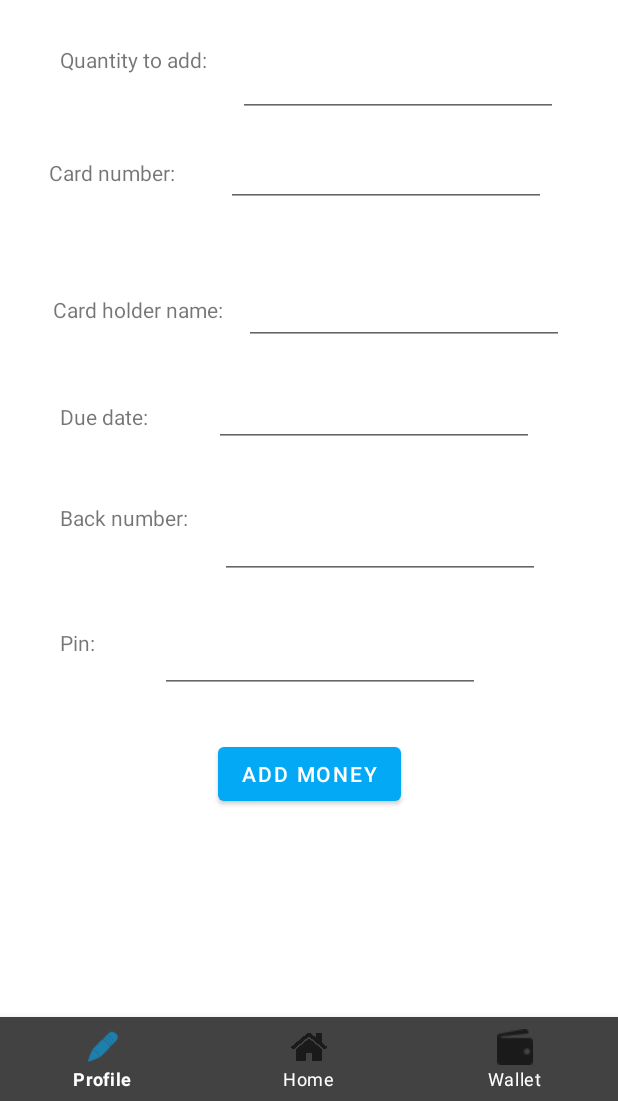
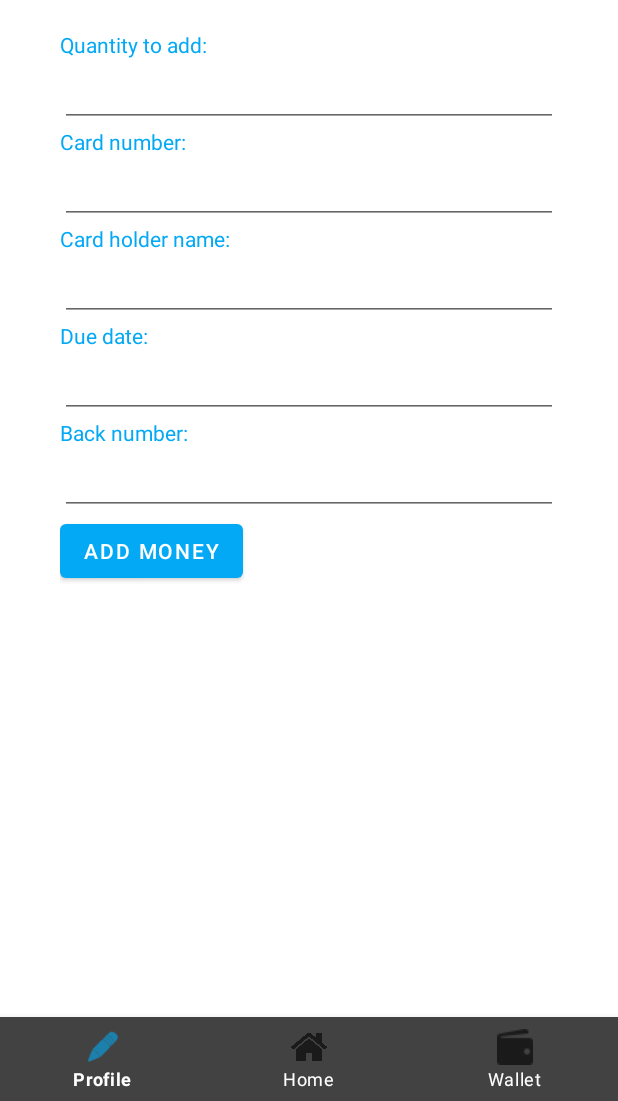
Before and after one commit to AlbertoHdezLado/TransportSystem, an Android app: the AddMoneyFragment screen opened through its navigation route, on a phone screen of 412 x 824 dp, the part 135-1236 px from its top. Run offline under Robolectric (Android 15) with nearby library versions, the phone set to English and light mode, and no system bars; our stand-ins replace Firebase (no records; nobody signed in at launch, a user with empty details on screens opened directly), navigation-ui; libraries missing offline, so code that uses them is left out: com.example.android.

Commit message:
Transactions and colors

```diff
--- a/app/src/main/java/com/example/android/transportsystem/MainActivity.kt
+++ b/app/src/main/java/com/example/android/transportsystem/MainActivity.kt
@@ -43,7 +43,7 @@ class MainActivity : AppCompatActivity() {
                         name.text = "${
                             document.getString("name").toString()
                         } ${document.getString("surname").toString()}"
-                        money.text = "${("%.2f").format(document.getDouble("money"))} pln"
+                        money.text = "${("%.2f").format(document.getDouble("money"))} zł"
                     } else {
                         Log.d(TAG, "The document doesn't exist.")
                     }
--- a/app/src/main/java/com/example/android/transportsystem/Transaction.kt
+++ b/app/src/main/java/com/example/android/transportsystem/Transaction.kt
@@ -1,7 +1,7 @@
 package com.example.android.transportsystem
 
 data class Transaction(
-    var date: String ?= null,
+    var date: Long ?= null,
     var money: Long ?= null,
     var userID: String ?= null,
     var id: String ?= null) {
--- a/app/src/main/res/layout/fragment_add_money.xml
+++ b/app/src/main/res/layout/fragment_add_money.xml
@@ -5,170 +5,96 @@
     android:layout_width="match_parent"
     android:layout_height="match_parent">
 
+    <LinearLayout
+        android:layout_width="match_parent"
+        android:layout_height="match_parent"
+        android:layout_marginStart="40dp"
+        android:layout_marginTop="20dp"
+        android:layout_marginEnd="40dp"
+        android:layout_marginBottom="40dp"
+        android:orientation="vertical"
+        app:layout_constraintBottom_toBottomOf="parent"
+        app:layout_constraintEnd_toEndOf="parent"
+        app:layout_constraintStart_toStartOf="parent"
+        app:layout_constraintTop_toTopOf="parent">
+
+        <TextView
+            android:id="@+id/addm_addQuantity"
+            android:layout_width="wrap_content"
+            android:layout_height="wrap_content"
+            android:text="@string/QuantityToAdd"
+            android:textColor="@color/primary" />
+
         <EditText
             android:id="@+id/addm_addQuantityNumber"
+            android:layout_width="match_parent"
+            android:layout_height="wrap_content"
+            android:inputType="number"
+            tools:ignore="Autofill,SpeakableTextPresentCheck" />
+
+        <TextView
+            android:id="@+id/addm_cardNumber"
             android:layout_width="wrap_content"
             android:layout_height="wrap_content"
-        android:layout_marginTop="30dp"
-        android:layout_marginEnd="40dp"
-        android:ems="10"
+            android:text="@string/CardNumber"
+            android:textColor="@color/primary" />
+
+        <EditText
+            android:id="@+id/addm_cardNumberNumber"
+            android:layout_width="match_parent"
+            android:layout_height="wrap_content"
             android:inputType="number"
-        android:minHeight="48dp"
-        app:layout_constraintEnd_toEndOf="parent"
-        app:layout_constraintTop_toTopOf="parent"
             tools:ignore="Autofill,SpeakableTextPresentCheck" />
 
-    <EditText
-        android:id="@+id/addm_backNumberNumber"
+        <TextView
+            android:id="@+id/addm_cardHolderName"
             android:layout_width="wrap_content"
             android:layout_height="wrap_content"
-        android:layout_marginTop="40dp"
-        android:layout_marginEnd="52dp"
-        android:ems="10"
-        android:inputType="number"
-        android:minHeight="48dp"
-        app:layout_constraintEnd_toEndOf="parent"
-        app:layout_constraintTop_toBottomOf="@+id/addm_dueDateDate"
+            android:text="@string/CardHolderName"
+            android:textColor="@color/primary" />
+
+        <EditText
+            android:id="@+id/addm_cardHolderNameName"
+            android:layout_width="match_parent"
+            android:layout_height="wrap_content"
+            tools:ignore="Autofill,SpeakableTextPresentCheck" />
+
+        <TextView
+            android:id="@+id/addm_dueDate"
+            android:layout_width="wrap_content"
+            android:layout_height="wrap_content"
+            android:text="@string/DueDate"
+            android:textAlignment="center"
+            android:textColor="@color/primary" />
+
+        <EditText
+            android:id="@+id/addm_dueDateDate"
+            android:layout_width="match_parent"
+            android:layout_height="wrap_content"
+            android:inputType="date"
             tools:ignore="Autofill,SpeakableTextPresentCheck" />
 
         <TextView
             android:id="@+id/addm_backNumber"
             android:layout_width="wrap_content"
             android:layout_height="wrap_content"
-        android:layout_marginStart="28dp"
-        android:layout_marginTop="48dp"
             android:text="@string/BackNumber"
-        android:textAlignment="center"
-        app:layout_constraintEnd_toStartOf="@+id/addm_dueDateDate"
-        app:layout_constraintHorizontal_bias="0.406"
-        app:layout_constraintStart_toStartOf="parent"
-        app:layout_constraintTop_toBottomOf="@+id/addm_dueDate" />
+            android:textColor="@color/primary" />
 
         <EditText
-        android:id="@+id/addm_dueDateDate"
-        android:layout_width="wrap_content"
+            android:id="@+id/addm_backNumberNumber"
+            android:layout_width="match_parent"
             android:layout_height="wrap_content"
-        android:layout_marginTop="20dp"
-        android:layout_marginEnd="56dp"
-        android:ems="10"
-        android:inputType="date"
-        android:minHeight="48dp"
-        app:layout_constraintEnd_toEndOf="parent"
-        app:layout_constraintTop_toBottomOf="@+id/addm_cardHolderNameName"
+            android:inputType="number"
             tools:ignore="Autofill,SpeakableTextPresentCheck" />
-
-    <TextView
-        android:id="@+id/addm_dueDate"
-        android:layout_width="wrap_content"
-        android:layout_height="wrap_content"
-        android:layout_marginStart="28dp"
-        android:layout_marginTop="52dp"
-        android:text="@string/DueDate"
-        android:textAlignment="center"
-        app:layout_constraintEnd_toStartOf="@+id/addm_dueDateDate"
-        app:layout_constraintHorizontal_bias="0.22"
-        app:layout_constraintStart_toStartOf="parent"
-        app:layout_constraintTop_toBottomOf="@+id/addm_cardHolderName" />
-
-    <EditText
-        android:id="@+id/addm_cardHolderNameName"
-        android:layout_width="wrap_content"
-        android:layout_height="wrap_content"
-        android:layout_marginTop="44dp"
-        android:layout_marginEnd="36dp"
-        android:ems="10"
-        android:minHeight="48dp"
-        app:layout_constraintEnd_toEndOf="parent"
-        app:layout_constraintTop_toBottomOf="@+id/addm_cardNumberNumber"
-        tools:ignore="Autofill,SpeakableTextPresentCheck" />
-
-    <TextView
-        android:id="@+id/addm_cardHolderName"
-        android:layout_width="wrap_content"
-        android:layout_height="wrap_content"
-        android:layout_marginStart="28dp"
-        android:layout_marginTop="72dp"
-        android:text="@string/CardHolderName"
-        android:textAlignment="center"
-        app:layout_constraintEnd_toStartOf="@+id/addm_cardHolderNameName"
-        app:layout_constraintHorizontal_bias="0.304"
-        app:layout_constraintStart_toStartOf="parent"
-        app:layout_constraintTop_toBottomOf="@+id/addm_cardNumber" />
-
-    <EditText
-        android:id="@+id/addm_cardNumberNumber"
-        android:layout_width="wrap_content"
-        android:layout_height="wrap_content"
-        android:layout_marginTop="12dp"
-        android:layout_marginEnd="48dp"
-        android:ems="10"
-        android:inputType="number"
-        android:minHeight="48dp"
-        app:layout_constraintEnd_toEndOf="parent"
-        app:layout_constraintTop_toBottomOf="@+id/addm_addQuantityNumber"
-        tools:ignore="Autofill,SpeakableTextPresentCheck" />
-
-    <TextView
-        android:id="@+id/addm_addQuantity"
-        android:layout_width="wrap_content"
-        android:layout_height="wrap_content"
-        android:layout_marginStart="28dp"
-        android:layout_marginTop="30dp"
-        android:text="@string/QuantityToAdd"
-        android:textAlignment="center"
-        app:layout_constraintEnd_toStartOf="@+id/addm_addQuantityNumber"
-        app:layout_constraintHorizontal_bias="0.361"
-        app:layout_constraintStart_toStartOf="parent"
-        app:layout_constraintTop_toTopOf="parent" />
-
-    <TextView
-        android:id="@+id/addm_cardNumber"
-        android:layout_width="wrap_content"
-        android:layout_height="wrap_content"
-        android:layout_marginStart="28dp"
-        android:layout_marginTop="56dp"
-        android:text="@string/CardNumber"
-        android:textAlignment="center"
-        app:layout_constraintEnd_toStartOf="@+id/addm_cardNumberNumber"
-        app:layout_constraintHorizontal_bias="0.097"
-        app:layout_constraintStart_toStartOf="parent"
-        app:layout_constraintTop_toBottomOf="@+id/addm_addQuantity" />
-
-    <EditText
-        android:id="@+id/addm_passwordNumber"
-        android:layout_width="wrap_content"
-        android:layout_height="wrap_content"
-        android:layout_marginTop="28dp"
-        android:layout_marginEnd="92dp"
-        android:ems="10"
-        android:inputType="numberPassword"
-        android:minHeight="48dp"
-        app:layout_constraintEnd_toEndOf="parent"
-        app:layout_constraintTop_toBottomOf="@+id/addm_backNumberNumber"
-        tools:ignore="Autofill,SpeakableTextPresentCheck" />
-
-    <TextView
-        android:id="@+id/addm_password"
-        android:layout_width="wrap_content"
-        android:layout_height="wrap_content"
-        android:layout_marginStart="28dp"
-        android:layout_marginTop="64dp"
-        android:text="@string/Pin"
-        android:textAlignment="center"
-        app:layout_constraintEnd_toStartOf="@+id/addm_passwordNumber"
-        app:layout_constraintHorizontal_bias="0.22"
-        app:layout_constraintStart_toStartOf="parent"
-        app:layout_constraintTop_toBottomOf="@+id/addm_backNumber" />
 
         <Button
             android:id="@+id/addm_addMoneyButton"
             android:layout_width="wrap_content"
             android:layout_height="wrap_content"
-        android:layout_marginTop="30dp"
             android:text="@string/AddMoneyButton"
-        android:textAlignment="center"
-        app:layout_constraintEnd_toEndOf="parent"
-        app:layout_constraintStart_toStartOf="parent"
-        app:layout_constraintTop_toBottomOf="@+id/addm_passwordNumber" />
+            android:gravity="center"/>
+
+    </LinearLayout>
 
 </androidx.constraintlayout.widget.ConstraintLayout>
--- a/app/src/main/res/layout/fragment_journey_list.xml
+++ b/app/src/main/res/layout/fragment_journey_list.xml
@@ -12,7 +12,7 @@
         android:layout_marginTop="30dp"
         android:text="@string/RecentJourneys"
         android:textAlignment="center"
-        android:textColor="@color/black"
+        android:textColor="@color/primary"
         android:textSize="24sp"
         app:layout_constraintEnd_toEndOf="parent"
         app:layout_constraintHorizontal_bias="0.0"
--- a/app/src/main/res/layout/fragment_login.xml
+++ b/app/src/main/res/layout/fragment_login.xml
@@ -64,6 +64,7 @@
         android:layout_height="wrap_content"
         android:layout_marginTop="40dp"
         android:text="@string/Email"
+        android:textColor="@color/primary"
         app:layout_constraintStart_toStartOf="@+id/log_emailtext"
         app:layout_constraintTop_toTopOf="parent" />
 
@@ -73,6 +74,7 @@
         android:layout_height="wrap_content"
         android:layout_marginTop="40dp"
         android:text="@string/Password"
+        android:textColor="@color/primary"
         app:layout_constraintStart_toStartOf="@+id/log_passwordtext"
         app:layout_constraintTop_toBottomOf="@+id/log_emailtext" />
 
--- a/app/src/main/res/layout/fragment_transaction_list.xml
+++ b/app/src/main/res/layout/fragment_transaction_list.xml
@@ -12,7 +12,7 @@
         android:layout_marginTop="30dp"
         android:text="@string/RecentTransactions"
         android:textAlignment="center"
-        android:textColor="@color/black"
+        android:textColor="@color/primary"
         android:textSize="24sp"
         app:layout_constraintEnd_toEndOf="parent"
         app:layout_constraintHorizontal_bias="0.0"
```
Also changed, not shown: app/src/main/java/com/example/android/transportsystem/AddMoneyFragment.kt (+25 -9 lines), app/src/main/java/com/example/android/transportsystem/TransactionAdapter.kt (+7 -2 lines), app/src/main/java/com/example/android/transportsystem/TransactionListFragment.kt (+5 -10 lines), app/src/main/res/layout/fragment_register.xml (+7 -0 lines), app/src/main/res/layout/transaction_card.xml (+10 -16 lines). Lines whose indentation alone changed are shown as unchanged.
